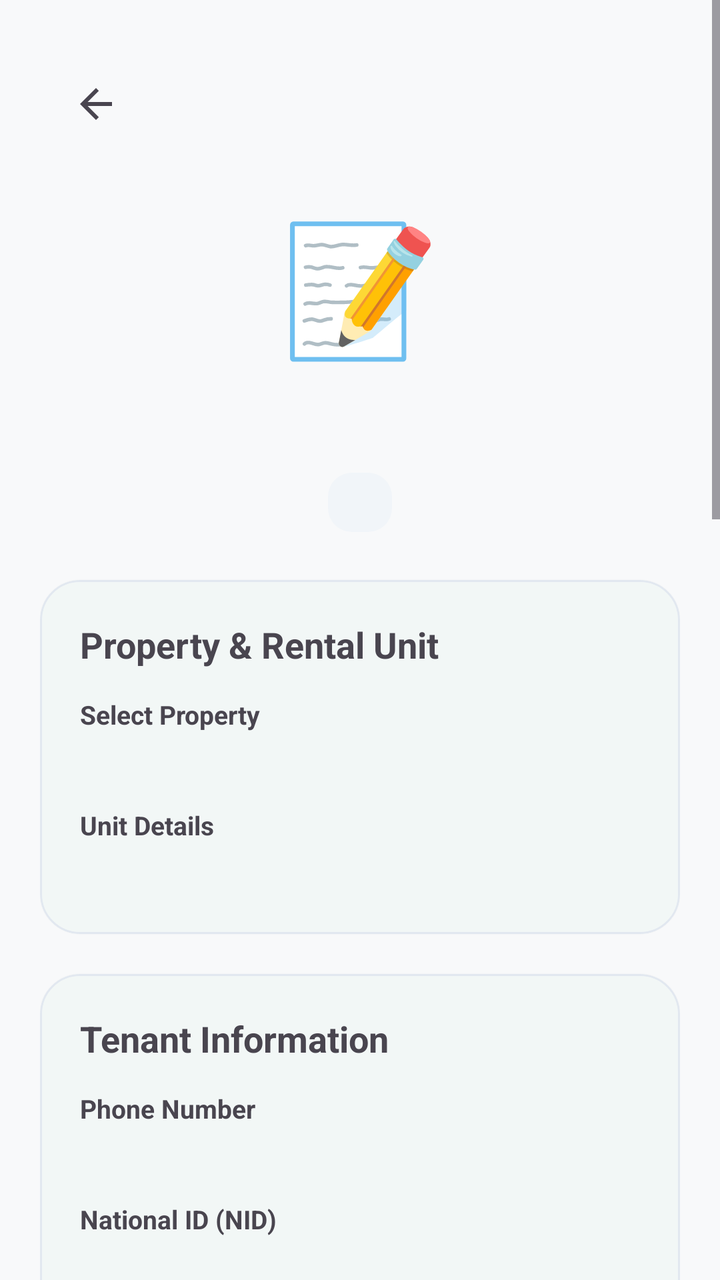
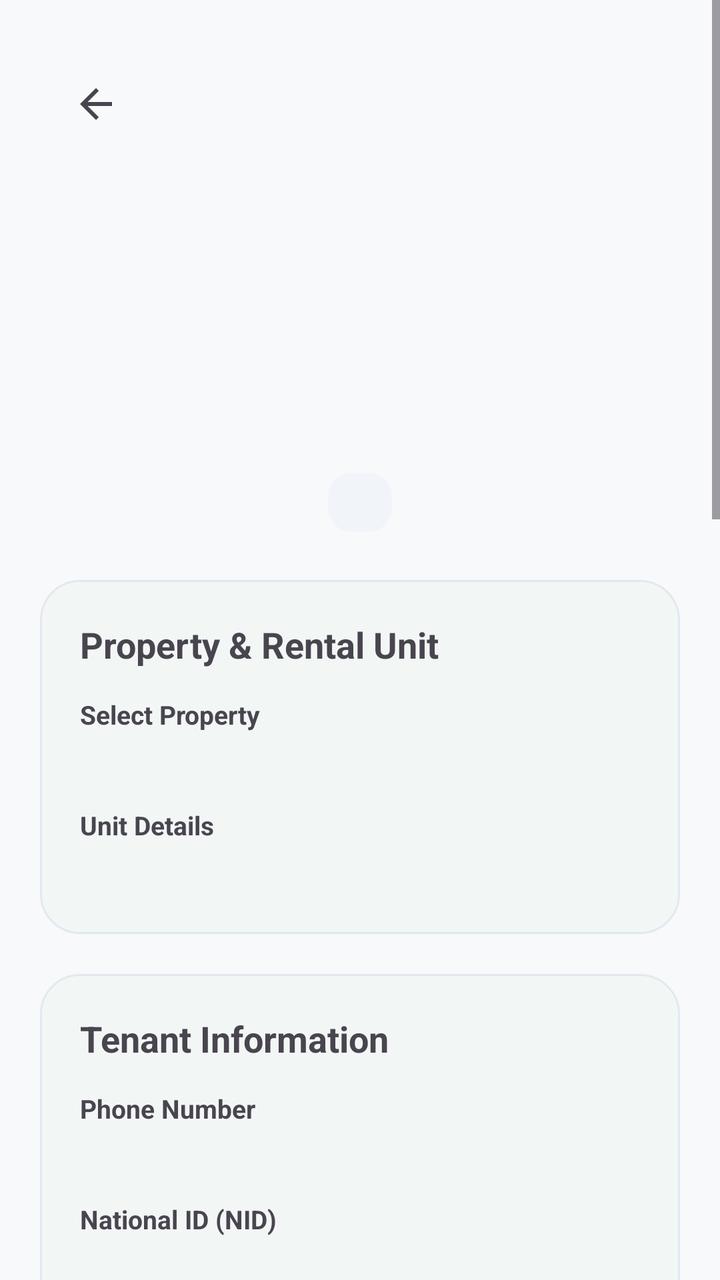

Compare the two renders of this Android layout. The source of the first and the diff that turns it into the second are given below.
<!-- AndroidManifest.xml: application theme Theme.RobHouseRental -->
<!-- res/layout/activity_tenancy_details.xml -->
<?xml version="1.0" encoding="utf-8"?>
<ScrollView
    xmlns:android="http://schemas.android.com/apk/res/android"
    xmlns:app="http://schemas.android.com/apk/res-auto"
    android:layout_width="match_parent"
    android:layout_height="match_parent"
    android:fitsSystemWindows="true"
    android:fillViewport="true">

    <LinearLayout
        android:layout_width="match_parent"
        android:layout_height="wrap_content"
        android:orientation="vertical"
        android:padding="20dp">

        
        <com.google.android.material.appbar.MaterialToolbar
            android:id="@+id/toolbarTenancyDetails"
            android:layout_width="match_parent"
            android:layout_height="?attr/actionBarSize"
            android:title="@string/tenancy_details_title"
            app:navigationIcon="@drawable/ic_arrow_back" />

        
        <TextView
            android:layout_width="match_parent"
            android:layout_height="wrap_content"
            android:layout_marginTop="16dp"
            android:gravity="center"
            android:text="📝"
            android:textSize="64sp" />

        <TextView
            android:id="@+id/tvTenancyDetailsTenantName"
            android:layout_width="match_parent"
            android:layout_height="wrap_content"
            android:layout_marginTop="8dp"
            android:gravity="center"
            
            android:textSize="26sp"
            android:textStyle="bold" />

        <TextView
            android:id="@+id/tvTenancyDetailsStatusBadge"
            android:layout_width="wrap_content"
            android:layout_height="wrap_content"
            android:layout_gravity="center_horizontal"
            android:layout_marginTop="8dp"
            android:background="@drawable/bg_status_badge"
            android:paddingHorizontal="16dp"
            android:paddingVertical="6dp"
            
            android:textSize="13sp"
            android:textStyle="bold" />

        
        <com.google.android.material.card.MaterialCardView
            android:layout_width="match_parent"
            android:layout_height="wrap_content"
            android:layout_marginTop="24dp"
            app:cardCornerRadius="20dp"
            app:cardElevation="1dp"
            app:strokeWidth="1dp">

            <LinearLayout
                android:layout_width="match_parent"
                android:layout_height="wrap_content"
                android:orientation="vertical"
                android:padding="20dp">

                <TextView
                    android:layout_width="match_parent"
                    android:layout_height="wrap_content"
                    android:text="@string/property_and_rental_unit"
                    android:textSize="18sp"
                    android:textStyle="bold" />

                
                <TextView
                    android:layout_width="match_parent"
                    android:layout_height="wrap_content"
                    android:layout_marginTop="14dp"
                    android:text="@string/select_property"
                    android:textSize="13sp"
                    android:textStyle="bold" />

                <TextView
                    android:id="@+id/tvTenancyDetailsProperty"
                    android:layout_width="match_parent"
                    android:layout_height="wrap_content"
                    android:layout_marginTop="4dp"
                    
                    android:textSize="16sp" />

                
                <TextView
                    android:layout_width="match_parent"
                    android:layout_height="wrap_content"
                    android:layout_marginTop="12dp"
                    android:text="@string/unit_details"
                    android:textSize="13sp"
                    android:textStyle="bold" />

                <TextView
                    android:id="@+id/tvTenancyDetailsUnit"
                    android:layout_width="match_parent"
                    android:layout_height="wrap_content"
                    android:layout_marginTop="4dp"
                    
                    android:textSize="16sp" />

            </LinearLayout>

        </com.google.android.material.card.MaterialCardView>

        
        <com.google.android.material.card.MaterialCardView
            android:layout_width="match_parent"
            android:layout_height="wrap_content"
            android:layout_marginTop="20dp"
            app:cardCornerRadius="20dp"
            app:cardElevation="1dp"
            app:strokeWidth="1dp">

            <LinearLayout
                android:layout_width="match_parent"
                android:layout_height="wrap_content"
                android:orientation="vertical"
                android:padding="20dp">

                <TextView
                    android:layout_width="match_parent"
                    android:layout_height="wrap_content"
                    android:text="@string/tenant_information_section"
                    android:textSize="18sp"
                    android:textStyle="bold" />

                
                <TextView
                    android:layout_width="match_parent"
                    android:layout_height="wrap_content"
                    android:layout_marginTop="14dp"
                    android:text="@string/phone"
                    android:textSize="13sp"
                    android:textStyle="bold" />

                <TextView
                    android:id="@+id/tvTenancyDetailsPhone"
                    android:layout_width="match_parent"
                    android:layout_height="wrap_content"
                    android:layout_marginTop="4dp"
                    
                    android:textSize="16sp" />

                
                <TextView
                    android:layout_width="match_parent"
                    android:layout_height="wrap_content"
                    android:layout_marginTop="12dp"
                    android:text="@string/national_id"
                    android:textSize="13sp"
                    android:textStyle="bold" />

                <TextView
                    android:id="@+id/tvTenancyDetailsNid"
                    android:layout_width="match_parent"
                    android:layout_height="wrap_content"
                    android:layout_marginTop="4dp"
                    
                    android:textSize="16sp" />

                <com.google.android.material.button.MaterialButton
                    android:id="@+id/btnViewTenantProfile"
                    style="@style/Widget.Material3.Button.OutlinedButton"
                    android:layout_width="wrap_content"
                    android:layout_height="wrap_content"
                    android:layout_marginTop="16dp"
                    android:text="@string/view_tenant_profile"
                    android:textSize="14sp"
                    app:cornerRadius="14dp" />

            </LinearLayout>

        </com.google.android.material.card.MaterialCardView>

        
        <com.google.android.material.card.MaterialCardView
            android:layout_width="match_parent"
            android:layout_height="wrap_content"
            android:layout_marginTop="20dp"
            app:cardCornerRadius="20dp"
            app:cardElevation="1dp"
            app:strokeWidth="1dp">

            <LinearLayout
                android:layout_width="match_parent"
                android:layout_height="wrap_content"
                android:orientation="vertical"
                android:padding="20dp">

                <TextView
                    android:layout_width="match_parent"
                    android:layout_height="wrap_content"
                    android:text="@string/financial_terms_dates"
                    android:textSize="18sp"
                    android:textStyle="bold" />

                
                <TextView
                    android:layout_width="match_parent"
                    android:layout_height="wrap_content"
                    android:layout_marginTop="14dp"
                    android:text="@string/monthly_rent"
                    android:textSize="13sp"
                    android:textStyle="bold" />

                <TextView
                    android:id="@+id/tvTenancyDetailsRent"
                    android:layout_width="match_parent"
                    android:layout_height="wrap_content"
                    android:layout_marginTop="4dp"
                    
                    android:textSize="18sp"
                    android:textStyle="bold" />

                
                <TextView
                    android:layout_width="match_parent"
                    android:layout_height="wrap_content"
                    android:layout_marginTop="12dp"
                    android:text="@string/total_outstanding_all_time"
                    android:textSize="13sp"
                    android:textStyle="bold" />

                <TextView
                    android:id="@+id/tvTenancyDetailsCumulativeOutstanding"
                    android:layout_width="match_parent"
                    android:layout_height="wrap_content"
                    android:layout_marginTop="4dp"
                    android:text="৳0"
                    android:textColor="?attr/colorError"
                    android:textSize="18sp"
                    android:textStyle="bold" />

                
                <TextView
                    android:layout_width="match_parent"
                    android:layout_height="wrap_content"
                    android:layout_marginTop="12dp"
                    android:text="@string/start_date"
                    android:textSize="13sp"
                    android:textStyle="bold" />

                <TextView
                    android:id="@+id/tvTenancyDetailsStartDate"
                    android:layout_width="match_parent"
                    android:layout_height="wrap_content"
                    android:layout_marginTop="4dp"
                    
                    android:textSize="16sp" />

                
                <TextView
                    android:layout_width="match_parent"
                    android:layout_height="wrap_content"
                    android:layout_marginTop="12dp"
                    android:text="@string/end_date"
                    android:textSize="13sp"
                    android:textStyle="bold" />

                <TextView
                    android:id="@+id/tvTenancyDetailsEndDate"
                    android:layout_width="match_parent"
                    android:layout_height="wrap_content"
                    android:layout_marginTop="4dp"
                    
                    android:textSize="16sp" />

                
                <TextView
                    android:layout_width="match_parent"
                    android:layout_height="wrap_content"
                    android:layout_marginTop="12dp"
                    android:text="@string/service_charge"
                    android:textSize="13sp"
                    android:textStyle="bold" />

                <TextView
                    android:id="@+id/tvTenancyDetailsServiceCharge"
                    android:layout_width="match_parent"
                    android:layout_height="wrap_content"
                    android:layout_marginTop="4dp"
                    android:text="৳0"
                    android:textSize="16sp" />

                
                <TextView
                    android:layout_width="match_parent"
                    android:layout_height="wrap_content"
                    android:layout_marginTop="12dp"
                    android:text="@string/security_deposit"
                    android:textSize="13sp"
                    android:textStyle="bold" />

                <TextView
                    android:id="@+id/tvTenancyDetailsDeposit"
                    android:layout_width="match_parent"
                    android:layout_height="wrap_content"
                    android:layout_marginTop="4dp"
                    android:text="৳0"
                    android:textSize="16sp" />

                
                <TextView
                    android:layout_width="match_parent"
                    android:layout_height="wrap_content"
                    android:layout_marginTop="12dp"
                    android:text="@string/advance_amount"
                    android:textSize="13sp"
                    android:textStyle="bold" />

                <TextView
                    android:id="@+id/tvTenancyDetailsAdvance"
                    android:layout_width="match_parent"
                    android:layout_height="wrap_content"
                    android:layout_marginTop="4dp"
                    android:text="৳0"
                    android:textSize="16sp" />

                
                <TextView
                    android:layout_width="match_parent"
                    android:layout_height="wrap_content"
                    android:layout_marginTop="12dp"
                    android:text="@string/agreement_number"
                    android:textSize="13sp"
                    android:textStyle="bold" />

                <TextView
                    android:id="@+id/tvTenancyDetailsAgreementNumber"
                    android:layout_width="match_parent"
                    android:layout_height="wrap_content"
                    android:layout_marginTop="4dp"
                    
                    android:textSize="16sp" />

                
                <TextView
                    android:layout_width="match_parent"
                    android:layout_height="wrap_content"
                    android:layout_marginTop="12dp"
                    android:text="@string/notes"
                    android:textSize="13sp"
                    android:textStyle="bold" />

                <TextView
                    android:id="@+id/tvTenancyDetailsNotes"
                    android:layout_width="match_parent"
                    android:layout_height="wrap_content"
                    android:layout_marginTop="4dp"
                    
                    android:textSize="16sp" />

            </LinearLayout>

        </com.google.android.material.card.MaterialCardView>

        
        <com.google.android.material.button.MaterialButton
            android:id="@+id/btnEditTenancy"
            android:layout_width="match_parent"
            android:layout_height="wrap_content"
            android:layout_marginTop="24dp"
            android:minHeight="56dp"
            android:text="@string/edit_tenancy_title"
            android:textSize="17sp"
            app:cornerRadius="16dp" />

        <com.google.android.material.button.MaterialButton
            android:id="@+id/btnEndTenancy"
            style="@style/Widget.Material3.Button.OutlinedButton"
            android:layout_width="match_parent"
            android:layout_height="wrap_content"
            android:layout_marginTop="12dp"
            android:minHeight="56dp"
            android:text="@string/end_tenancy"
            android:textSize="17sp"
            app:cornerRadius="16dp" />

        <com.google.android.material.button.MaterialButton
            android:id="@+id/btnCancelTenancy"
            style="@style/Widget.Material3.Button.TextButton"
            android:layout_width="match_parent"
            android:layout_height="wrap_content"
            android:layout_marginTop="8dp"
            android:minHeight="52dp"
            android:text="@string/cancel_tenancy"
            android:textColor="?attr/colorError"
            android:textSize="16sp" />

        <Space
            android:layout_width="match_parent"
            android:layout_height="24dp" />

    </LinearLayout>

</ScrollView>
<!-- resources referenced by this layout -->
<resources>
  <!-- drawable bg_status_badge (drawable) -->
  <?xml version="1.0" encoding="utf-8"?>
  <shape xmlns:android="http://schemas.android.com/apk/res/android"
      android:shape="rectangle">
      <corners android:radius="12dp" />
      <solid android:color="@color/md_theme_surfaceVariant" />
  </shape>
  <!-- drawable ic_arrow_back (drawable) -->
  <vector xmlns:android="http://schemas.android.com/apk/res/android"
      android:width="24dp"
      android:height="24dp"
      android:viewportWidth="24"
      android:viewportHeight="24"
      android:tint="?attr/colorControlNormal">
    <path
        android:fillColor="#FF000000"
        android:pathData="M20,11H7.83l5.59,-5.59L12,4l-8,8 8,8 1.41,-1.41L7.83,13H20v-2z"/>
  </vector>
  <string name="advance_amount">Advance Amount</string>
  <string name="agreement_number">Agreement Number</string>
  <string name="cancel_tenancy">Cancel Agreement</string>
  <string name="edit_tenancy_title">Edit Tenancy</string>
  <string name="end_date">End Date (Optional)</string>
  <string name="end_tenancy">End Tenancy</string>
  <string name="financial_terms_dates">Financial Terms &amp; Dates</string>
  <string name="monthly_rent">Monthly Rent</string>
  <string name="national_id">National ID (NID)</string>
  <string name="notes">Notes</string>
  <string name="phone">Phone Number</string>
  <string name="property_and_rental_unit">Property &amp; Rental Unit</string>
  <string name="security_deposit">Security Deposit</string>
  <string name="select_property">Select Property</string>
  <string name="service_charge">Service Charge</string>
  <string name="start_date">Start Date</string>
  <string name="tenancy_details_title">Tenancy Details</string>
  <string name="tenant_information_section">Tenant Information</string>
  <string name="total_outstanding_all_time">Total Outstanding</string>
  <string name="unit_details">Unit Details</string>
  <string name="view_tenant_profile">👤 View Tenant Profile</string>
  <style name="Theme.RobHouseRental" parent="Base.Theme.RobHouseRental" />
  <color name="md_theme_surfaceVariant">#F1F5F9</color>
  <color name="md_theme_primary">#00695C</color>
  <color name="md_theme_onPrimary">#FFFFFF</color>
  <color name="md_theme_primaryContainer">#E0F2F1</color>
  <color name="md_theme_onPrimaryContainer">#00201A</color>
  <color name="md_theme_secondary">#1565C0</color>
  <color name="md_theme_onSecondary">#FFFFFF</color>
  <color name="md_theme_secondaryContainer">#E3F2FD</color>
  <color name="md_theme_onSecondaryContainer">#001D36</color>
  <color name="md_theme_tertiary">#6D4C41</color>
  <color name="md_theme_onTertiary">#FFFFFF</color>
  <color name="md_theme_tertiaryContainer">#EFEBE9</color>
  <color name="md_theme_onTertiaryContainer">#25150F</color>
  <color name="md_theme_background">#F8F9FA</color>
  <color name="md_theme_onBackground">#191C1D</color>
  <color name="md_theme_surface">#FFFFFF</color>
  <color name="md_theme_onSurface">#191C1D</color>
  <color name="md_theme_onSurfaceVariant">#475569</color>
  <color name="md_theme_outline">#CBD5E1</color>
  <style name="Widget.App.CardView" parent="Widget.Material3.CardView.Elevated">
          <item name="cardCornerRadius">16dp</item>
          <item name="cardElevation">1dp</item>
          <item name="strokeWidth">1dp</item>
          <item name="strokeColor">@color/md_theme_outlineVariant</item>
          <item name="cardBackgroundColor">@color/md_theme_surface</item>
      </style>
  <color name="md_theme_outlineVariant">#E2E8F0</color>
  <!-- unchanged entries left out for length: 1 -->
</resources>

<!-- the commit's change to res/layout/activity_tenancy_details.xml (unified diff, before → after) -->
@@ -27,7 +27,7 @@
             android:layout_height="wrap_content"
             android:layout_marginTop="16dp"
             android:gravity="center"
-            android:text="📝"
+            android:text=""
             android:textSize="64sp" />
 
         <TextView
<!-- resource entries referenced after the edit -->
@@ -38,7 +38,7 @@
   <string name="tenant_information_section">Tenant Information</string>
   <string name="total_outstanding_all_time">Total Outstanding</string>
   <string name="unit_details">Unit Details</string>
-  <string name="view_tenant_profile">👤 View Tenant Profile</string>
+  <string name="view_tenant_profile"> View Tenant Profile</string>
   <style name="Theme.RobHouseRental" parent="Base.Theme.RobHouseRental" />
   <color name="md_theme_surfaceVariant">#F1F5F9</color>
   <color name="md_theme_primary">#00695C</color>
